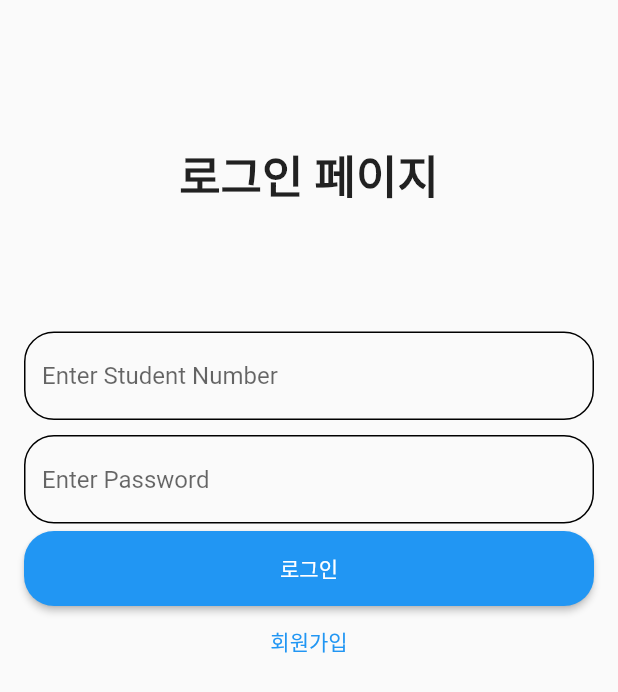
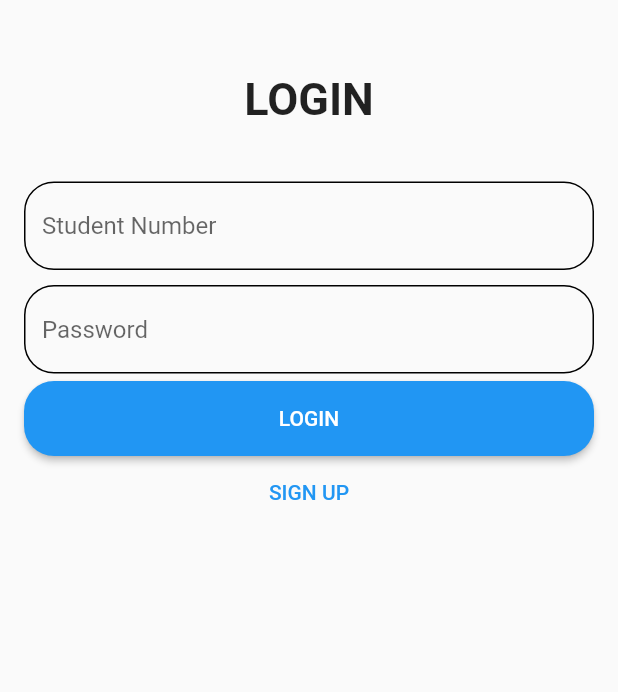
Before and after one commit to jihwankim128/WAP-App3, a Flutter app: the screen it shows after launch, on a phone screen of 412 x 824 dp. Shown: the top 692 px of the screen. Run offline on Flutter 3.47's test engine with Material 2 defaults, Android fonts, the phone set to English and light mode, and no system bars; our stand-ins replace bottom_navy_bar, get, validators; missing offline and left inert: comment_box.

Commit message:
initial commit

```diff
--- a/lib/components/custom_elevated_button.dart
+++ b/lib/components/custom_elevated_button.dart
@@ -1,3 +1,4 @@
+// 공통 버튼
 import 'package:flutter/material.dart';
 import 'package:get/get.dart';
 import 'package:get/get_core/src/get_main.dart';
--- a/lib/components/custom_text_form_feild.dart
+++ b/lib/components/custom_text_form_feild.dart
@@ -1,3 +1,4 @@
+// 둥근 텍스트 폼
 import 'package:flutter/material.dart';
 import 'package:flutter/services.dart';
 
@@ -33,8 +34,8 @@ class CustomTextFormField extends StatelessWidget {
           ? <TextInputFormatter>[FilteringTextInputFormatter.digitsOnly]
           : <TextInputFormatter>[],
       decoration: InputDecoration(
-        hintText: "Enter $hint",
-        enabledBorder: OutlineInputBorder(
+        hintText: "$hint",
+      enabledBorder: OutlineInputBorder(
           borderRadius: BorderRadius.circular(20),
         ),
         focusedBorder: OutlineInputBorder(
--- a/lib/components/custom_textarea.dart
+++ b/lib/components/custom_textarea.dart
@@ -1,3 +1,4 @@
+// 네모 텍스트폼
 import 'package:flutter/material.dart';
 import 'package:flutter/services.dart';
 
--- a/lib/pages/main/list_page.dart
+++ b/lib/pages/main/list_page.dart
@@ -7,7 +7,7 @@ class ListPage extends StatelessWidget {
   Widget build(BuildContext context) {
     return Scaffold(
       body: ListView.separated(
-        itemCount: 20,
+        itemCount: 10,
         itemBuilder: (context, index) {
           return ListTile(
             onTap: () {
--- a/lib/pages/post/update_page.dart
+++ b/lib/pages/post/update_page.dart
@@ -4,6 +4,7 @@ class UpdatePage extends StatelessWidget {
 
   @override
   Widget build(BuildContext context) {
-    return Scaffold();
+    return Scaffold(
+    );
   }
 }
--- a/lib/pages/user/join_page.dart
+++ b/lib/pages/user/join_page.dart
@@ -17,12 +17,13 @@ class JoinPage extends StatelessWidget {
           children: [
             Container(
               alignment: Alignment.center,
-              height: 200,
+              height: 100,
               child: Text(
-                "회원가입 페이지",
+                "SIGN UP",
                 style: TextStyle(
                   fontSize: 30,
                   fontWeight: FontWeight.bold,
+
                 ),
               ),
             ),
@@ -31,7 +32,7 @@ class JoinPage extends StatelessWidget {
               onPressed: () {
                 Get.to(LoginPage());
               },
-              child: Text("ID가 존재하시나요?"),
+              child: Text("Do you have ID?"),
             ),
           ],
         ),
@@ -61,7 +62,7 @@ class JoinPage extends StatelessWidget {
             funValidator: validatePhone(),
           ),
           CustomElevatedButton(
-            text: "승인요청",
+            text: "Approval",
             funPageRoute: () {
               if(_formKey.currentState!.validate()){
                 Get.to(LoginPage());
--- a/lib/pages/user/login_page.dart
+++ b/lib/pages/user/login_page.dart
@@ -18,9 +18,9 @@ class LoginPage extends StatelessWidget {
           children: [
             Container(
               alignment: Alignment.center,
-              height: 200,
+              height: 100,
               child: Text(
-                "로그인 페이지",
+                "LOGIN",
                 style: TextStyle(
                   fontSize: 30,
                   fontWeight: FontWeight.bold,
@@ -32,7 +32,7 @@ class LoginPage extends StatelessWidget {
               onPressed: () {
                 Get.to(JoinPage());
               },
-              child: Text("회원가입"),
+              child: Text("SIGN UP"),
             ),
           ],
         ),
@@ -54,7 +54,7 @@ class LoginPage extends StatelessWidget {
             funValidator: validatePassWord(),
           ),
           CustomElevatedButton(
-            text: "로그인",
+            text: "LOGIN",
             funPageRoute: () {
               if (_formKey.currentState!.validate()) {
                 Get.to(HomePage());
--- a/lib/util/vaildator_util.dart
+++ b/lib/util/vaildator_util.dart
@@ -1,5 +1,7 @@
+// 입력받는 값 조건
 import 'package:validators/validators.dart';
 
+//ex) 201911608 -- 9자리
 Function validateStudentNumber() {
   return (String? value) {
     if (value!.isEmpty)
@@ -8,6 +10,7 @@ Function validateStudentNumber() {
       return "학생번호는 9자리 입니다.";
   };
 }
+
 Function validatePassWord() {
   return (String? value) {
     if (value!.isEmpty)
```
Also changed, not shown: lib/components/getDeviceSize.dart (+7 -0 lines), lib/pages/main/apply_page.dart (+20 -2 lines), lib/pages/post/add_page.dart (+12 -0 lines).
